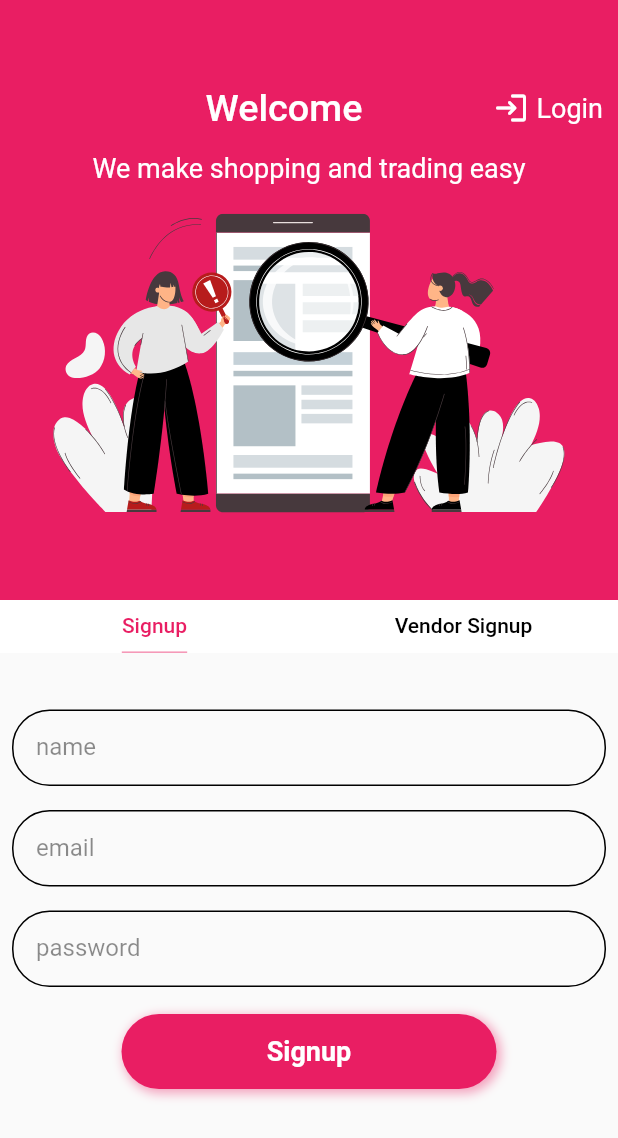
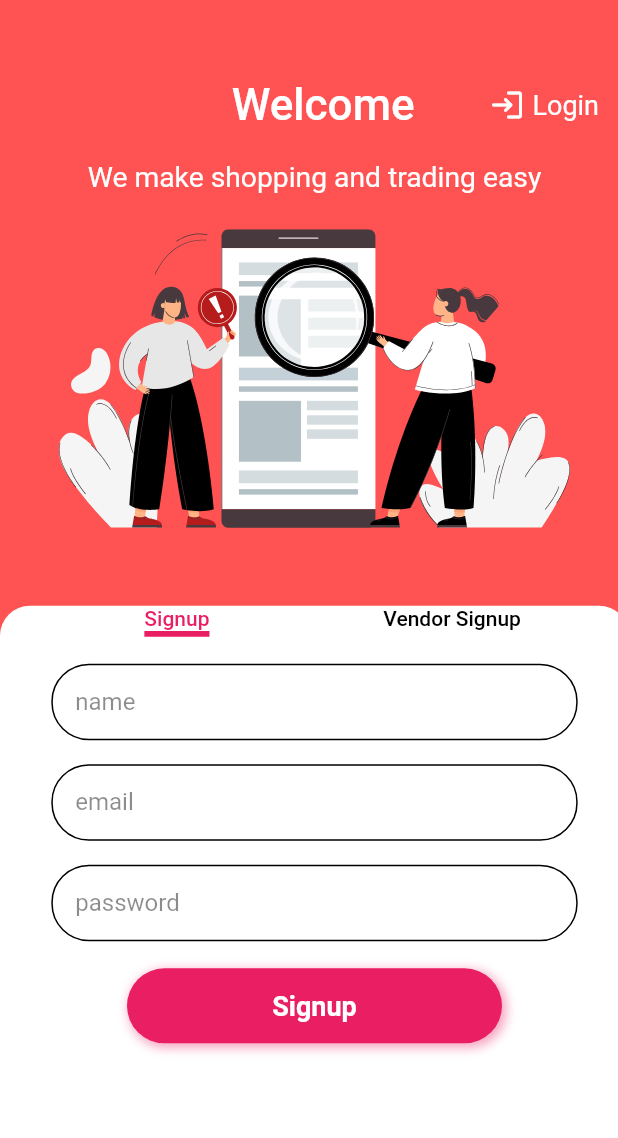
Before and after one commit to Muhib370621/ebotzz, a Flutter app: the screen it shows after launch, on a phone screen of 412 x 824 dp. Shown: the top 1138 px of the screen. Run offline on Flutter 3.47's test engine with Material 2 defaults, Android fonts, the light colour scheme and no system bars; our stand-ins replace carousel_slider, fl_chart, flutter_screenutil, flutter_svg, get, lottie and 4 more; missing offline and left inert: a package; Roboto replaces fonts that are missing (Brandon Grotesque).

Commit message:
red bug fixed

```diff
--- a/lib/controllers/product_controller.dart
+++ b/lib/controllers/product_controller.dart
@@ -21,10 +21,14 @@ class ProductController extends GetxController {
   @override
   void onInit() {
     // TODO: implement onInit
-    getAllProducts();
-    getCategories();
-    getOrderStatus();
+    inital();
     super.onInit();
+  }
+
+  inital() async {
+    await getAllProducts();
+    await getCategories();
+    await getOrderStatus();
   }
 
   RxBool isLoading = false.obs;
--- a/lib/main.dart
+++ b/lib/main.dart
@@ -10,7 +10,6 @@ void main() {
 class MyApp extends StatelessWidget {
   const MyApp({super.key});
 
-  // This widget is the root of your application.
   @override
   Widget build(BuildContext context) {
     return ScreenUtilInit(
--- a/lib/screens/authentication/screens/signup_screen.dart
+++ b/lib/screens/authentication/screens/signup_screen.dart
@@ -2,10 +2,8 @@
 
 import 'package:flutter_svg/svg.dart';
 
-
 import '../../../utils/imports.dart';
 import '../../../widgets/customTabBar.dart';
-
 
 class SignUPScreen extends StatefulWidget {
   SignUPScreen({Key? key}) : super(key: key);
@@ -15,13 +13,13 @@ class SignUPScreen extends StatefulWidget {
 }
 
 class _SignUPScreenState extends State<SignUPScreen> {
-
   @override
   void initState() {
     // TODO: implement initState
     // _getProducts();
     super.initState();
   }
+
   TextEditingController emailControllerr = TextEditingController();
 
   TextEditingController passwordControllerr = TextEditingController();
@@ -48,36 +46,37 @@ class _SignUPScreenState extends State<SignUPScreen> {
   //   print(products[0].description); // prints a product name
   // }
 
-
-
   @override
   Widget build(BuildContext context) {
     final size = MediaQuery.of(context).size;
     return Scaffold(
-      body: Column(
+      backgroundColor: Colors.white,
+      body: Stack(
+        // fit: StackFit.loose,
         children: [
-          Center(
+          Positioned(
+            top: 0,
+            // left: 0,
+            // right: 0,
             child: Container(
-              width: 500,
-              height: 400,
-              color: Colors.pink,
+              width: 400.w,
+              height: 670.h,
+              color: Colors.redAccent,
               child: Column(
-                crossAxisAlignment: CrossAxisAlignment.center,
-                mainAxisAlignment: MainAxisAlignment.center,
                 children: [
+                  SizedBox(
+                    height: 55.h,
+                  ),
                   Row(
                     mainAxisAlignment: MainAxisAlignment.spaceBetween,
                     children: [
-                      SizedBox(width: 50,),
-                      Align(
-                        alignment:Alignment.center,
-                        child: Text(
-                          "Welcome",
-                          style: TextStyle(
-                            color:Colors.white,
-                            fontSize: 24.sp,
-                            fontWeight: FontWeight.w500,
-                          ),
+                      SizedBox(width: 100.w,),
+                      Text(
+                        "Welcome",
+                        style: TextStyle(
+                          color: Colors.white,
+                          fontSize: 28.sp,
+                          fontWeight: FontWeight.w500,
                         ),
                       ),
                       InkWell(
@@ -85,7 +84,7 @@ class _SignUPScreenState extends State<SignUPScreen> {
                           Get.to(LoginScreen());
                         },
                         child: Padding(
-                            padding: EdgeInsets.only(right: 10),
+                            padding: EdgeInsets.only(right: 20),
                             child: Row(
                               // mainAxisAlignment: MainAxisAlignment.spaceEvenly,
                               children: [
@@ -95,26 +94,59 @@ class _SignUPScreenState extends State<SignUPScreen> {
                               ],
                             )),
                       ),
-
                     ],
                   ),
                   SizedBox(
-                    height: 15,
+                    height: 20.h,
                   ),
                   Text(
                     "We make shopping and trading easy",
-                    style: TextStyle(color: Colors.white, fontSize: 18),
+                    style: TextStyle(color: Colors.white, fontSize: 18.sp),
                   ),
                   SizedBox(
-                    height: 20,
+                    height: 25.h,
                   ),
                   SvgPicture.asset("assets/images/loginBackground.svg"),
                 ],
               ),
-
             ),
           ),
-          Expanded(child: CustomTabBar())
+          Positioned(
+            top: Get.height*0.49,
+            // left: 0,
+            // right: 0,
+            // bottom: 0,
+            child: SingleChildScrollView(
+              physics: BouncingScrollPhysics(),
+              child: Container(
+                height: 450.h,
+                width: 400.w,
+                decoration: const BoxDecoration(
+                  color: Colors.white,
+                  borderRadius: BorderRadius.vertical(
+                    top: Radius.circular(
+                      20,
+                    ),
+                  ),
+                ),
+                child: Column(
+                  children: [
+                    SizedBox(
+                      height: 0.8.h,
+                    ),
+                    Expanded(
+                      child: SizedBox(
+                        height: 350.h,
+                        width: 350.w,
+                        child: const CustomTabBar(),
+                      ),
+                    )
+                  ],
+                ),
+                // child: const CustomTabBar(),
+              ),
+            ),
+          ),
         ],
       ),
     );
--- a/lib/screens/onBoarding/simpleSignupView.dart
+++ b/lib/screens/onBoarding/simpleSignupView.dart
@@ -16,14 +16,14 @@ class SimpleSignupView extends StatelessWidget {
     // TextEditingController controller3 = TextEditingController();
     // TextEditingController controller4 = TextEditingController();
     return Scaffold(
+      backgroundColor: Colors.white,
+
       body: Obx(() {
-        return Container(
-          child: SingleChildScrollView(
-            child: Column(
+        return Column(
           crossAxisAlignment: CrossAxisAlignment.center,
           children: [
             SizedBox(
-                  height: 30,
+              height: 10,
             ),
             CustomInputField(
               controller: signUpController.nameController.value,
@@ -34,14 +34,12 @@ class SimpleSignupView extends StatelessWidget {
               controller: signUpController.emailController.value,
               label: "email",
             ),
-
             CustomInputField(
                 controller: signUpController.passwordController.value,
                 label: "password"),
-                SizedBox(
+            const SizedBox(
               height: 10,
             ),
-
             CustomActionButton(
               buttonText: "Signup",
               isIcon: false,
@@ -54,8 +52,6 @@ class SimpleSignupView extends StatelessWidget {
               }, isLoading: signUpController.isLoading.value,
             )
           ],
-            ),
-          ),
         );
       }),
     );
--- a/lib/screens/vendorScreens/vendorSignupView.dart
+++ b/lib/screens/vendorScreens/vendorSignupView.dart
@@ -13,12 +13,13 @@ class VendorSignupView extends StatelessWidget {
     TextEditingController controller3 = TextEditingController();
     TextEditingController controller4 = TextEditingController();
     return Scaffold(
-      body: Container(
-        child: SingleChildScrollView(
+      backgroundColor: Colors.white,
+      body: SizedBox(
+        height: 400.h,
         child: Column(
           crossAxisAlignment: CrossAxisAlignment.center,
           children: [
-              SizedBox(height: 30,),
+            SizedBox(height: 10,),
             CustomInputField(controller: controller1,label: "shop name",),
             // SizedBox(height: 5,),
             CustomInputField(controller: controller2,label: "business email",),
@@ -46,7 +47,6 @@ class VendorSignupView extends StatelessWidget {
           ],
         ),
       ),
-      ),
     );
   }
 }
--- a/lib/services/customerServices.dart
+++ b/lib/services/customerServices.dart
@@ -21,7 +21,6 @@ class CustomerServices {
     );
     final ProductController productController = Get.put(ProductController());
     productController.totalData.value=List<Map<String, dynamic>>.from(json.decode(response.body));
-    productController.isLoading.value = false;
 
     if (kDebugMode) {
       print("Called API: $url");
@@ -33,6 +32,7 @@ class CustomerServices {
     }
 
     if (response.statusCode == 200 || response.statusCode == 201) {
+      productController.isLoading.value = false;
       return productApiModelFromJson(response.body);
     }
     if (response.statusCode == 400) {
--- a/lib/widgets/customInput.dart
+++ b/lib/widgets/customInput.dart
@@ -23,7 +23,6 @@ class CustomInputField extends StatelessWidget {
         // },
         // autovalidateMode:
         // AutovalidateMode.onUserInteraction,
-
         decoration: InputDecoration(
           suffixIcon: suffixIcon,
           contentPadding: EdgeInsets.all(16),
--- a/lib/widgets/customTabBar.dart
+++ b/lib/widgets/customTabBar.dart
@@ -13,12 +13,12 @@ class CustomTabBar extends StatelessWidget {
       child: Scaffold(
         backgroundColor: Colors.white,
         appBar: PreferredSize(
-          preferredSize: const Size.fromHeight(35),
+          preferredSize: const Size.fromHeight(20),
           child: AppBar(
             elevation: 0,
-            shape: const RoundedRectangleBorder(
-              borderRadius: BorderRadius.vertical(
-                top: Radius.circular(
+            shape:  const RoundedRectangleBorder(
+              borderRadius: BorderRadius.all(
+                 Radius.circular(
                   20,
                 ),
               ),
@@ -30,7 +30,7 @@ class CustomTabBar extends StatelessWidget {
               indicatorSize: TabBarIndicatorSize.label,
               labelColor: Colors.pink,
               unselectedLabelColor: Colors.black,
-              indicatorWeight: 0.5.h,
+              indicatorWeight: 4.h,
               tabs: const [
                 Tab(
                   text: "Signup",
```
Lines whose indentation alone changed are shown as unchanged.
